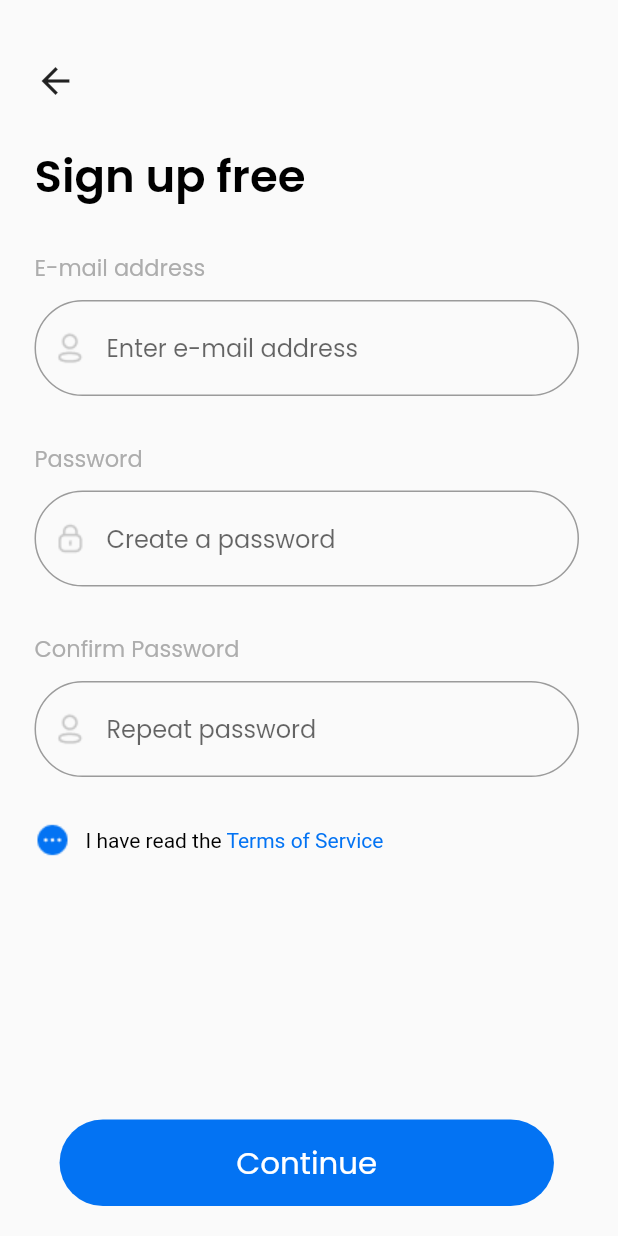
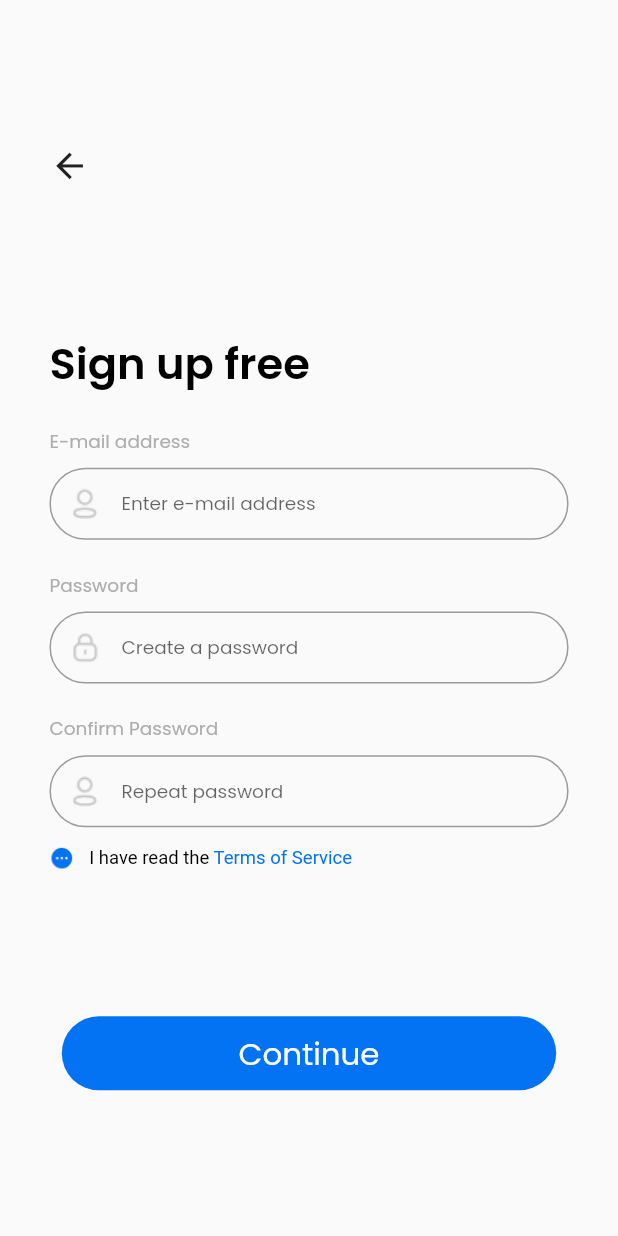
Before and after one commit to MuhammadJawad98/traveling-app-flutter, a Flutter app: the SignUpScreenWidget screen opened directly, on a phone screen of 412 x 824 dp. Run offline on Flutter 3.47's test engine with Material 2 defaults, Android fonts, the phone set to English and light mode, and no system bars; our stand-ins replace flutter_rating_bar, google_fonts; network calls fail.

Commit message:
Update Responsive UI

```diff
--- a/lib/utils/app_strings.dart
+++ b/lib/utils/app_strings.dart
@@ -40,7 +40,7 @@ class AppString {
   static String confirmPasswordText = "Confirm Password";
   static String hintConfirmPasswordText = "Repeat password";
   static String invalidPasswordHint =
-      "Password must include uppercase, lowercase, \n  digit, special character, and be at least 8 characters long";
+      "Password must include uppercase, lowercase,  digit, special character, and be at least 8 characters long";
 
   static String authenticateText = "Authenticate";
   static String authenticateHintText = "Authenticate";
--- a/lib/views/sign_up_screen/sign_up_screen_widget.dart
+++ b/lib/views/sign_up_screen/sign_up_screen_widget.dart
@@ -52,6 +52,7 @@ class _SignUpScreenWidgetState extends State<SignUpScreenWidget> {
 
   @override
   Widget build(BuildContext context) {
+    double width1 = GetScreenSize.getScreenWidth(context);
     AppCommonFunctions.printLogs(
         "getScreenSize: ${GetScreenSize.getScreenSize(context)}");
     AppCommonFunctions.printLogs(
@@ -59,39 +60,44 @@ class _SignUpScreenWidgetState extends State<SignUpScreenWidget> {
     AppCommonFunctions.printLogs(
         "getScreenWidth: ${GetScreenSize.getScreenWidth(context)}");
     double buttonWidth = GetScreenSize.getScreenWidth(context) * 0.8;
-    final double buttonHeith = GetScreenSize.getScreenWidth(context) * 0.14;
+    final double buttonHeith = GetScreenSize.getScreenWidth(context) * 0.12;
     return SafeArea(
       child: GestureDetector(
           onTap: () => FocusManager.instance.primaryFocus?.unfocus(),
           child: Scaffold(
               resizeToAvoidBottomInset: false,
               body: Padding(
-                padding: const EdgeInsets.only(left: 23, right: 26, top: 40),
+                padding: EdgeInsets.only(
+                  left: width1 * 0.08,
+                  right: width1 * 0.08,
+                ),
                 child: Column(
                     crossAxisAlignment: CrossAxisAlignment.start,
                     mainAxisSize: MainAxisSize.max,
                     children: [
+                      const Expanded(child: CustomSizedBox()),
                       CustomIconButton(
                           iconData: Icons.arrow_back,
                           onTab: () {
                             Navigator.pop(context);
                           },
-                          size: 28),
-                      const CustomSizedBox(height: 27),
+                          size: width1 * 0.065),
+                      // CustomSizedBox(height: width1 * 0.05),
+                      const Expanded(child: CustomSizedBox()),
                       CustomText(
                           text: AppString.signUpfreeText,
                           color: Colors.black,
-                          size: 30,
+                          size: GetScreenSize.getScreenWidth(context) * 0.07,
                           maxline: 1,
                           fontWeight: FontWeight.w600),
-                      const CustomSizedBox(height: 27),
+                      CustomSizedBox(height: width1 * 0.05),
                       CustomText(
                           text: AppString.emailText,
                           color: AppColors.screenTextColor,
-                          size: 15,
+                          size: width1 * 0.03,
                           maxline: 1,
                           fontWeight: FontWeight.w400),
-                      const CustomSizedBox(height: 10),
+                      CustomSizedBox(height: width1 * 0.02),
                       CustomTextField(
                         controller: emailTfController,
                         hint: AppString.hintEmailText,
@@ -102,16 +108,14 @@ class _SignUpScreenWidgetState extends State<SignUpScreenWidget> {
                             Provider.of<SignUpProvider>(context, listen: true)
                                 .isValidEmail,
                       ),
-                      const CustomSizedBox(
-                        height: 30,
-                      ),
+                      CustomSizedBox(height: width1 * 0.05),
                       CustomText(
                           text: AppString.passwordText,
                           color: AppColors.screenTextColor,
-                          size: 15,
+                          size: width1 * 0.03,
                           maxline: 1,
                           fontWeight: FontWeight.w400),
-                      const CustomSizedBox(height: 10),
+                      CustomSizedBox(height: width1 * 0.02),
                       CustomTextField(
                         controller: passwordTfController,
                         hint: AppString.hintPasswordText,
@@ -123,28 +127,31 @@ class _SignUpScreenWidgetState extends State<SignUpScreenWidget> {
                             Provider.of<SignUpProvider>(context, listen: true)
                                 .isValidPassword,
                       ),
-                      const CustomSizedBox(height: 30),
+                      CustomSizedBox(height: width1 * 0.05),
                       CustomText(
                           text: AppString.confirmPasswordText,
                           color: AppColors.screenTextColor,
-                          size: 15,
+                          size: width1 * 0.03,
                           maxline: 1,
                           fontWeight: FontWeight.w400),
-                      const CustomSizedBox(height: 10),
+                      CustomSizedBox(height: width1 * 0.02),
                       CustomTextField(
                           controller: confirmPasswordTfController,
                           hint: AppString.hintConfirmPasswordText,
                           raduis: 36,
                           prefixIcon: Image.asset(AppAssets.perosn)),
-                      const CustomSizedBox(height: 30),
+                      CustomSizedBox(height: width1 * 0.03),
                       Row(children: [
-                        Image.asset(AppAssets.richTexticon),
+                        Image.asset(AppAssets.richTexticon,
+                            width: width1 * 0.04),
                         const CustomSizedBox(width: 10),
                         Expanded(
                           child: CustomRichText(
                               text: AppString.termsOfServicesPart1,
-                              defaultStyle:
-                                  const TextStyle(color: Colors.black),
+                              defaultStyle: TextStyle(
+                                color: Colors.black,
+                                fontSize: width1 * 0.03,
+                              ),
                               textSpans: [
                                 TextSpan(
                                     text: AppString.termsOfServicesPart2,
@@ -169,8 +176,8 @@ class _SignUpScreenWidgetState extends State<SignUpScreenWidget> {
                             fontSize:
                                 GetScreenSize.getScreenWidth(context) * 0.05,
                           )),
-                      CustomSizedBox(
-                        height: 20,
+                      const Expanded(
+                        child: CustomSizedBox(),
                       )
                     ]),
               ))),
--- a/lib/widgets/custom_text_field.dart
+++ b/lib/widgets/custom_text_field.dart
@@ -1,6 +1,7 @@
 import 'package:flutter/material.dart';
 import 'package:traveling_app_flutter/utils/app_colors.dart';
 import 'package:traveling_app_flutter/utils/app_strings.dart';
+import 'package:traveling_app_flutter/utils/media_query.dart';
 
 class CustomTextField extends StatelessWidget {
   final String hint;
@@ -26,9 +27,16 @@ class CustomTextField extends StatelessWidget {
   @override
   Widget build(BuildContext context) {
     return TextField(
+      style: TextStyle(fontSize: GetScreenSize.getScreenWidth(context) * 0.03),
       controller: controller,
       obscureText: obsecure,
       decoration: InputDecoration(
+          contentPadding: EdgeInsets.symmetric(
+            vertical: GetScreenSize.getScreenWidth(context) * 0.02,
+          ),
+          errorMaxLines: 2,
+          errorStyle: TextStyle(
+              fontSize: GetScreenSize.getScreenWidth(context) * 0.025),
           suffixIcon: suffixIcon,
           prefixIcon: prefixIcon,
           hintText: hint,
--- a/pubspec.yaml
+++ b/pubspec.yaml
@@ -38,6 +38,7 @@ dependencies:
   google_fonts:
   flutter_rating_bar:
   provider: ^6.0.5
+  device_preview: ^1.1.0
 
 dev_dependencies:
   flutter_test:
```
Also changed, not shown: lib/main.dart (+6 -3 lines), lib/views/personal_center/profile_page_widget.dart (+24 -26 lines), lib/views/sign_in/sign_in_page_widget.dart (+18 -16 lines), pubspec.lock, 1 other file.
